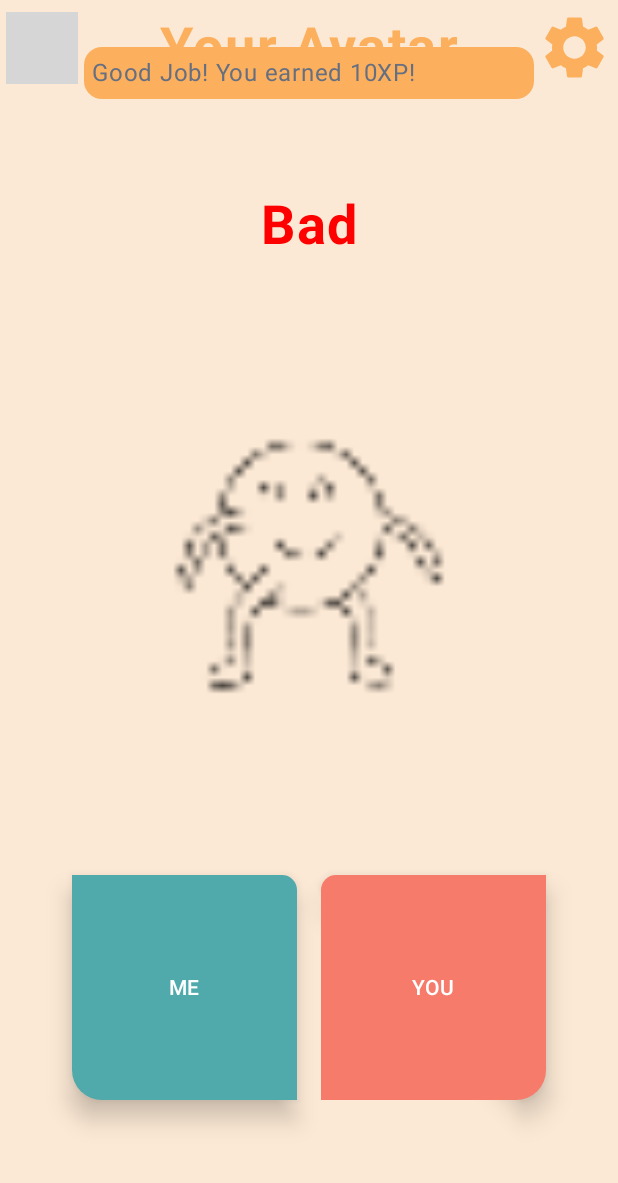
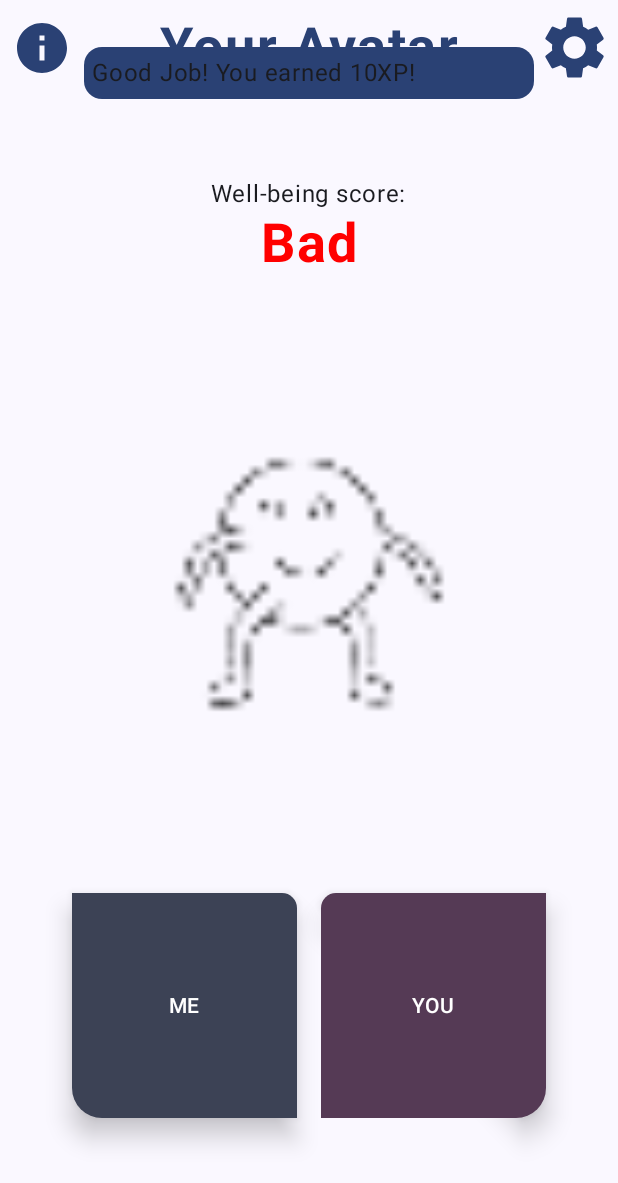
Before and after one commit to lervus/YouMe, an Android app built with Jetpack Compose: the MeView screen opened through its navigation route, after a tap on "Go Back", on a phone screen of 412 x 824 dp. Shown: the top 1183 px of the screen. Run offline under Robolectric (Android 15) with nearby library versions, the phone set to English and light mode, and no system bars; our stand-ins replace Room's generated code; 1 other tap on this screen came first; grey boxes are pictures that could not be loaded.

Commit message:
Merge successful

```diff
--- a/app/src/main/java/com/cc221020/ccl3/data/YouDatabase.kt
+++ b/app/src/main/java/com/cc221020/ccl3/data/YouDatabase.kt
@@ -3,7 +3,7 @@ package com.cc221020.ccl3.data
 import androidx.room.Database
 import androidx.room.RoomDatabase
 
-@Database(entities = [Goal::class, TodoItem::class, User::class], version = 2)
+@Database(entities = [Goal::class, TodoItem::class, User::class], version = 3)
 abstract class YouDatabase : RoomDatabase() {
     abstract val goalDao: GoalDao
     abstract val todoDao: TodoDao
--- a/app/src/main/java/com/cc221020/ccl3/ui/components/DailyChallenge.kt
+++ b/app/src/main/java/com/cc221020/ccl3/ui/components/DailyChallenge.kt
@@ -10,30 +10,31 @@ import androidx.compose.material3.MaterialTheme
 import androidx.compose.material3.Text
 import androidx.compose.runtime.Composable
 import androidx.compose.runtime.collectAsState
-import androidx.compose.ui.Alignment
 import androidx.compose.ui.Modifier
 import androidx.compose.ui.res.stringResource
 import androidx.compose.ui.text.style.TextAlign
 import androidx.compose.ui.unit.dp
 import com.cc221020.ccl3.MainViewModel
+import com.cc221020.ccl3.R
 
 @Composable
-fun DailyChallenge(mainViewModel: MainViewModel){
+fun DailyChallenge(mainViewModel: MainViewModel) {
 
     val state = mainViewModel.mainViewState.collectAsState()
 
     Spacer(modifier = Modifier.height(8.dp))
-    Text(text = "Challenge of the day:")
-    if(!state.value.userInfo.dailyComplete){
+    if (!state.value.userInfo.dailyComplete) {
         Text(
-            text = stringResource(id = state.value.userInfo.currentDaily),
+            text = "Challenge of the day:",
+            color = MaterialTheme.colorScheme.primary
+        )
+        Text(
+            text = stringResource(id = R.string.challenge7),
             style = MaterialTheme.typography.titleSmall,
-            textAlign = TextAlign.Center
+            color = MaterialTheme.colorScheme.primary
         )
         IconButton(onClick = {
-            if(!state.value.userInfo.dailyComplete){
-                mainViewModel.completeDaily()
-            }
+            mainViewModel.completeDaily()
         }
         ) {
             Icon(
@@ -42,8 +43,7 @@ fun DailyChallenge(mainViewModel: MainViewModel){
                 tint = MaterialTheme.colorScheme.onBackground
             )
         }
-    }
-    else{
+    } else {
         Text(
             text = "Daily challenge complete! Come back tomorrow for a new one!",
             style = MaterialTheme.typography.headlineSmall,
--- a/app/src/main/java/com/cc221020/ccl3/ui/theme/Theme.kt
+++ b/app/src/main/java/com/cc221020/ccl3/ui/theme/Theme.kt
@@ -46,7 +46,7 @@ fun YouMeTheme(
     dynamicColor: Boolean = true,
     content: @Composable () -> Unit
 ) {
-    val colorScheme = LightColorScheme/*when {
+    val colorScheme = when {
         dynamicColor && Build.VERSION.SDK_INT >= Build.VERSION_CODES.S -> {
             val context = LocalContext.current
             if (darkTheme) dynamicDarkColorScheme(context) else dynamicLightColorScheme(context)
@@ -54,7 +54,7 @@ fun YouMeTheme(
 
         darkTheme -> DarkColorScheme
         else -> LightColorScheme
-    }*/
+    }
     val view = LocalView.current
     if (!view.isInEditMode) {
         SideEffect {
--- a/app/src/main/java/com/cc221020/ccl3/view/Avatar.kt
+++ b/app/src/main/java/com/cc221020/ccl3/view/Avatar.kt
@@ -1,5 +1,7 @@
 package com.cc221020.ccl3.view
 
+import android.os.Build
+import androidx.annotation.RequiresApi
 import androidx.compose.foundation.Image
 import androidx.compose.foundation.background
 import androidx.compose.foundation.clickable
@@ -17,6 +19,7 @@ import androidx.compose.foundation.layout.size
 import androidx.compose.foundation.layout.width
 import androidx.compose.foundation.shape.RoundedCornerShape
 import androidx.compose.material.icons.Icons
+import androidx.compose.material.icons.filled.Info
 import androidx.compose.material.icons.filled.Settings
 import androidx.compose.material3.Button
 import androidx.compose.material3.ButtonDefaults
@@ -25,6 +28,7 @@ import androidx.compose.material3.DropdownMenu
 import androidx.compose.material3.DropdownMenuItem
 import androidx.compose.material3.ExperimentalMaterial3Api
 import androidx.compose.material3.Icon
+import androidx.compose.material3.IconButton
 import androidx.compose.material3.MaterialTheme
 import androidx.compose.material3.Scaffold
 import androidx.compose.material3.Text
@@ -45,7 +49,6 @@ import androidx.compose.ui.unit.dp
 import androidx.navigation.NavController
 import com.cc221020.ccl3.MainViewModel
 import com.cc221020.ccl3.R
-import com.cc221020.ccl3.ui.components.InfoBox
 
 @RequiresApi(Build.VERSION_CODES.O)
 @OptIn(ExperimentalMaterial3Api::class)
@@ -82,11 +85,13 @@ fun Avatar(navController: NavController, mainViewModel: MainViewModel) {
                 },
                 navigationIcon = {
                     IconButton(onClick = { mainViewModel.openInfo() }) {
-                        Icon(imageVector = Icons.Default.Info,
+                        Icon(
+                            imageVector = Icons.Default.Info,
                             contentDescription = "Information Button",
                             modifier = Modifier
                                 .size(50.dp),
-                            tint = MaterialTheme.colorScheme.primary)
+                            tint = MaterialTheme.colorScheme.primary
+                        )
                     }
                 },
                 actions = {
@@ -121,7 +126,9 @@ fun Avatar(navController: NavController, mainViewModel: MainViewModel) {
                 style = MaterialTheme.typography.titleLarge,
                 color = MaterialTheme.colorScheme.primary
             )
-*/
+*/          Text(
+            text = "Well-being score:"
+        )
             if (state.value.userInfo.wellBeingScore > 10) {
                 Text(
                     text = "Good",
```
